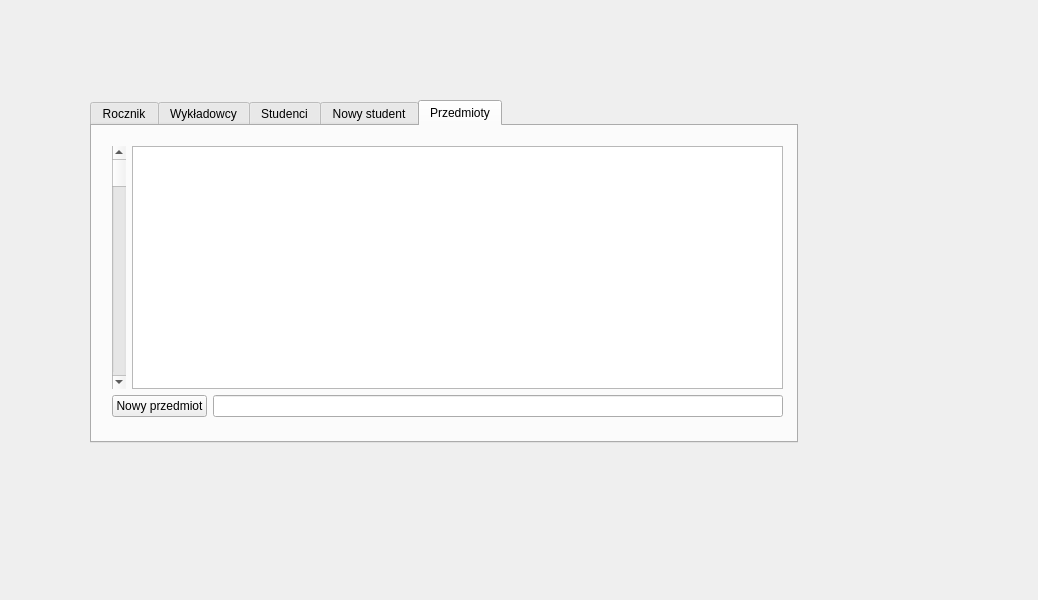
Old version of the form projekt 3/uczelnia1.ui in the repository blackmaggot/Euie-JPP-Python.
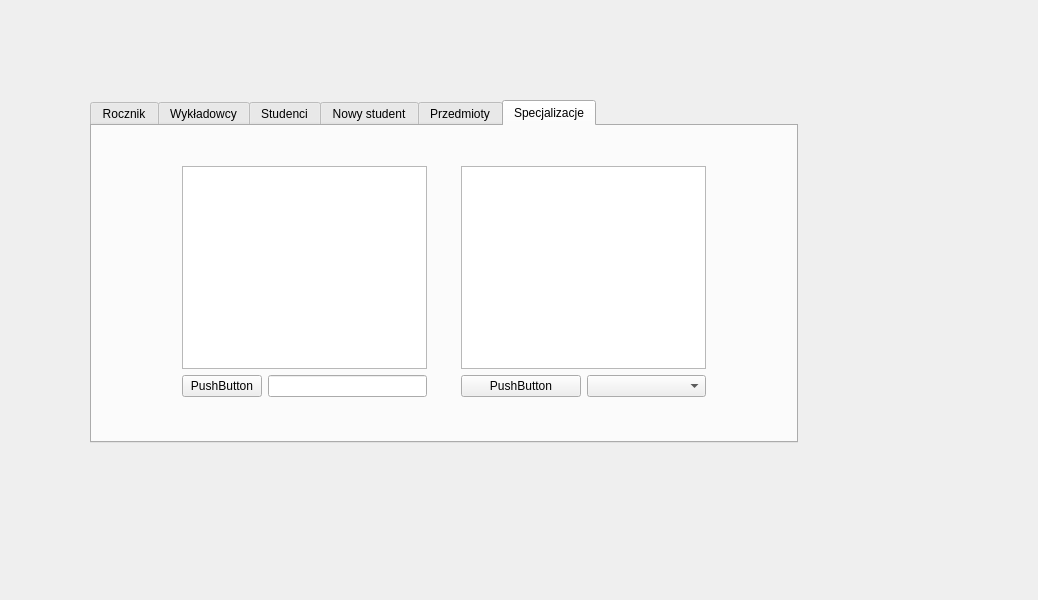
New version of the form.

Patch:
```diff
--- a/projekt 3/uczelnia1.ui
+++ b/projekt 3/uczelnia1.ui
@@ -48,7 +48,7 @@
     </sizepolicy>
    </property>
    <property name="currentIndex">
-    <number>4</number>
+    <number>5</number>
    </property>
    <widget class="QWidget" name="R">
     <attribute name="title">
@@ -650,6 +650,78 @@
      </layout>
     </widget>
    </widget>
+   <widget class="QWidget" name="specialisations">
+    <attribute name="title">
+     <string>Specjalizacje</string>
+    </attribute>
+    <widget class="QWidget" name="">
+     <property name="geometry">
+      <rect>
+       <x>90</x>
+       <y>40</y>
+       <width>524</width>
+       <height>231</height>
+      </rect>
+     </property>
+     <layout class="QHBoxLayout" name="horizontalLayout_19">
+      <item>
+       <layout class="QVBoxLayout" name="verticalLayout_11">
+        <item>
+         <widget class="QTableWidget" name="specialisationsList"/>
+        </item>
+        <item>
+         <layout class="QHBoxLayout" name="horizontalLayout_17">
+          <item>
+           <widget class="QPushButton" name="newSpecialisationSubmitButton">
+            <property name="text">
+             <string>PushButton</string>
+            </property>
+           </widget>
+          </item>
+          <item>
+           <widget class="QLineEdit" name="newSpecialisationField"/>
+          </item>
+         </layout>
+        </item>
+       </layout>
+      </item>
+      <item>
+       <spacer name="horizontalSpacer">
+        <property name="orientation">
+         <enum>Qt::Horizontal</enum>
+        </property>
+        <property name="sizeHint" stdset="0">
+         <size>
+          <width>40</width>
+          <height>20</height>
+         </size>
+        </property>
+       </spacer>
+      </item>
+      <item>
+       <layout class="QVBoxLayout" name="verticalLayout_13">
+        <item>
+         <widget class="QTableWidget" name="specjalisationsSubjectsList"/>
+        </item>
+        <item>
+         <layout class="QHBoxLayout" name="horizontalLayout_18">
+          <item>
+           <widget class="QPushButton" name="addSubjectToSpecialisationSubmitButton">
+            <property name="text">
+             <string>PushButton</string>
+            </property>
+           </widget>
+          </item>
+          <item>
+           <widget class="QComboBox" name="subjectsListForSpecialisation"/>
+          </item>
+         </layout>
+        </item>
+       </layout>
+      </item>
+     </layout>
+    </widget>
+   </widget>
   </widget>
  </widget>
  <resources/>
```
